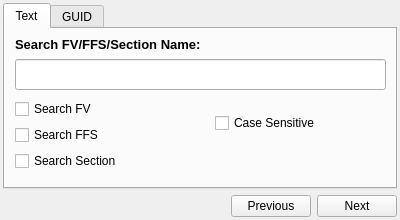
The window that Window/Search/BiosSearch.ui (stephan-zhuchen/BIOS-Viewer) describes before a commit, drawn with Qt 5.
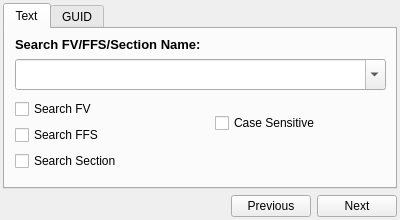
The same window after the commit. Icons and pictures are not drawn. Custom widgets are drawn as their Qt base class.

Commit message: Search History

```diff
--- a/Window/Search/BiosSearch.ui
+++ b/Window/Search/BiosSearch.ui
@@ -79,27 +79,6 @@
         <string>Search FV/FFS/Section Name:</string>
        </property>
       </widget>
-      <widget class="QLineEdit" name="SearchContent">
-       <property name="geometry">
-        <rect>
-         <x>10</x>
-         <y>30</y>
-         <width>371</width>
-         <height>31</height>
-        </rect>
-       </property>
-       <property name="font">
-        <font>
-         <pointsize>11</pointsize>
-        </font>
-       </property>
-       <property name="locale">
-        <locale language="English" country="UnitedStates"/>
-       </property>
-       <property name="clearButtonEnabled">
-        <bool>true</bool>
-       </property>
-      </widget>
       <widget class="QWidget" name="layoutWidget">
        <property name="geometry">
         <rect>
@@ -176,6 +155,22 @@
         </item>
        </layout>
       </widget>
+      <widget class="QComboBox" name="SearchContentBox">
+       <property name="geometry">
+        <rect>
+         <x>10</x>
+         <y>30</y>
+         <width>371</width>
+         <height>31</height>
+        </rect>
+       </property>
+       <property name="editable">
+        <bool>true</bool>
+       </property>
+       <property name="frame">
+        <bool>true</bool>
+       </property>
+      </widget>
      </widget>
      <widget class="QWidget" name="guidTab">
       <attribute name="title">
```
The commit also changes 9 other files.
